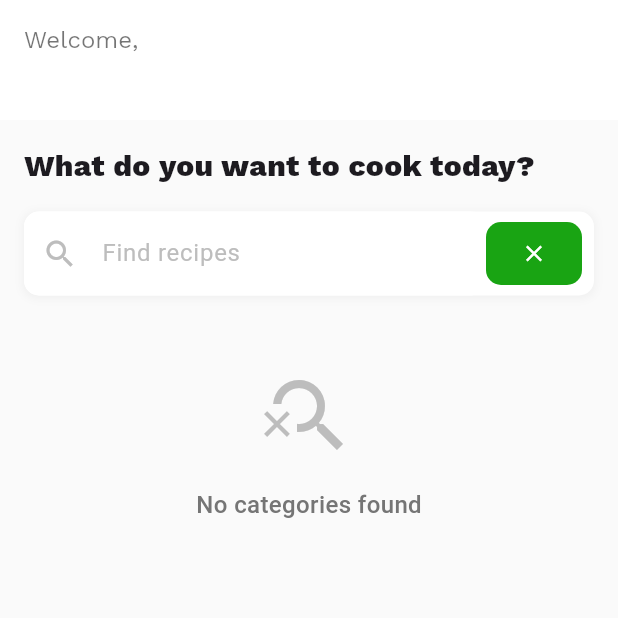
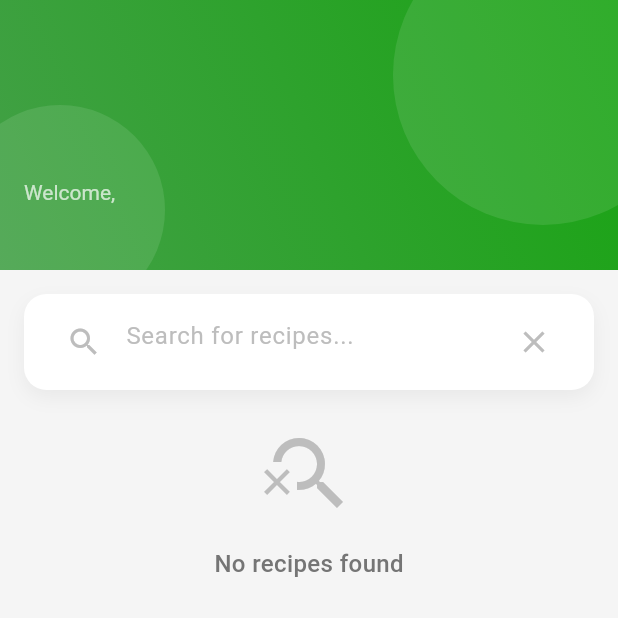
Before and after one commit to H9draIrawan/NutriChild, a Flutter app: the Homepage screen opened directly, on a phone screen of 412 x 824 dp, the top half of it. Run offline on Flutter 3.47's test engine with Material 3 defaults, Android fonts, the phone set to English and light mode, and no system bars; our stand-ins replace bloc, cloud_firestore, equatable, firebase_auth, firebase_core, fl_chart and 6 more; accounts and stored records are empty; network calls fail.

```diff
--- a/lib/model/Category.dart
+++ b/lib/model/Category.dart
@@ -2,14 +2,40 @@ class Category {
   final String idCategory;
   final String strCategory;
   final String strCategoryThumb;
+  final String categoryType;
 
-  Category({required this.idCategory, required this.strCategory, required this.strCategoryThumb});
+  Category({
+    required this.idCategory,
+    required this.strCategory,
+    required this.strCategoryThumb,
+    required this.categoryType,
+  });
 
   factory Category.fromJson(Map<String, dynamic> json) {
+    final category = json['strCategory'] as String;
+    final categoryType = _getCategoryType(category);
+
     return Category(
-      idCategory: json['idCategory'],
-      strCategory: json['strCategory'],
-      strCategoryThumb: json['strCategoryThumb'],
+      idCategory: json['idCategory'] ?? '',
+      strCategory: category,
+      strCategoryThumb: json['strCategoryThumb'] ?? '',
+      categoryType: categoryType,
     );
   }
+
+  static String _getCategoryType(String category) {
+    final mainDishes = [
+      'beef',
+      'chicken',
+      'lamb',
+      'pork',
+      'goat',
+      'seafood',
+      'pasta'
+    ];
+
+    return mainDishes.contains(category.toLowerCase())
+        ? 'Main Dishes'
+        : 'Other Dishes';
+  }
 }
--- a/lib/ui/Home/HomePage.dart
+++ b/lib/ui/Home/HomePage.dart
@@ -73,70 +73,116 @@ class _HomepageState extends State<Homepage> {
   @override
   Widget build(BuildContext context) {
     return Scaffold(
-      backgroundColor: Colors.grey[50],
-      appBar: AppBar(
-        elevation: 0,
+      backgroundColor: Colors.grey[100],
+      body: CustomScrollView(
+        slivers: [
+          SliverAppBar(
+            expandedHeight: 180.0,
+            toolbarHeight: 80.0,
+            floating: false,
+            pinned: true,
             automaticallyImplyLeading: false,
-        backgroundColor: Colors.white,
-        toolbarHeight: 80,
-        title: BlocConsumer<AuthBloc, AuthState>(
-          listener: (context, state) {},
-          builder: (context, state) {
-            return Row(
-              mainAxisAlignment: MainAxisAlignment.spaceBetween,
-              children: [
-                Column(
-                  crossAxisAlignment: CrossAxisAlignment.start,
-                  children: [
-                    const Text(
-                      "Welcome, ",
-                      style: TextStyle(
-                        fontFamily: 'WorkSans',
-                        fontSize: 16,
-                        color: Colors.black54,
+            backgroundColor: const Color(0xFF19A413),
+            flexibleSpace: FlexibleSpaceBar(
+              titlePadding:
+                  const EdgeInsets.only(left: 16, bottom: 20, right: 16),
+              expandedTitleScale: 1.0,
+              background: Container(
+                decoration: BoxDecoration(
+                  gradient: LinearGradient(
+                    begin: Alignment.topRight,
+                    end: Alignment.bottomLeft,
+                    colors: [
+                      const Color(0xFF19A413),
+                      Colors.green[600]!,
+                    ],
                   ),
                 ),
-                    Text(
-                      username ?? '',
-                      style: const TextStyle(
-                        fontFamily: 'WorkSans',
-                        fontSize: 22,
-                        fontWeight: FontWeight.bold,
-                        color: Colors.black,
+                child: Stack(
+                  children: [
+                    Positioned(
+                      right: -50,
+                      top: -50,
+                      child: Container(
+                        width: 200,
+                        height: 200,
+                        decoration: BoxDecoration(
+                          shape: BoxShape.circle,
+                          color: Colors.white.withOpacity(0.1),
+                        ),
+                      ),
+                    ),
+                    Positioned(
+                      left: -30,
+                      bottom: -30,
+                      child: Container(
+                        width: 140,
+                        height: 140,
+                        decoration: BoxDecoration(
+                          shape: BoxShape.circle,
+                          color: Colors.white.withOpacity(0.1),
+                        ),
                       ),
                     ),
                   ],
                 ),
+              ),
+              title: BlocConsumer<AuthBloc, AuthState>(
+                listener: (context, state) {},
+                builder: (context, state) {
+                  return Container(
+                    padding: const EdgeInsets.only(right: 16),
+                    child: Column(
+                      mainAxisSize: MainAxisSize.min,
+                      mainAxisAlignment: MainAxisAlignment.end,
+                      crossAxisAlignment: CrossAxisAlignment.start,
+                      children: [
+                        const Text(
+                          "Welcome,",
+                          style: TextStyle(
+                            fontSize: 14,
+                            color: Colors.white70,
+                            height: 1.1,
+                          ),
+                        ),
+                        const SizedBox(height: 4),
+                        Text(
+                          username ?? '',
+                          style: const TextStyle(
+                            fontSize: 18,
+                            fontWeight: FontWeight.bold,
+                            color: Colors.white,
+                            height: 1.1,
+                          ),
+                          maxLines: 1,
+                          overflow: TextOverflow.ellipsis,
+                        ),
                       ],
+                    ),
                   );
                 },
               ),
+              centerTitle: false,
             ),
-      body: SingleChildScrollView(
-        child: Padding(
-          padding: const EdgeInsets.all(16.0),
+          ),
+          SliverToBoxAdapter(
+            child: Container(
+              padding: const EdgeInsets.all(16),
               child: Column(
                 crossAxisAlignment: CrossAxisAlignment.start,
                 children: [
-              const Text(
-                "What do you want to cook today?",
-                style: TextStyle(
-                  fontFamily: 'WorkSans',
-                  fontSize: 20,
-                  fontWeight: FontWeight.bold,
-                ),
-              ),
-              const SizedBox(height: 16),
                   Container(
+                    margin: const EdgeInsets.only(bottom: 24),
+                    padding:
+                        const EdgeInsets.symmetric(horizontal: 16, vertical: 8),
                     decoration: BoxDecoration(
-                  borderRadius: BorderRadius.circular(10),
                       color: Colors.white,
+                      borderRadius: BorderRadius.circular(15),
                       boxShadow: [
                         BoxShadow(
-                      color: Colors.grey.withOpacity(0.1),
-                      spreadRadius: 1,
-                      blurRadius: 4,
-                      offset: const Offset(0, 1),
+                          color: Colors.black.withOpacity(0.05),
+                          blurRadius: 10,
+                          offset: const Offset(0, 5),
                         ),
                       ],
                     ),
@@ -147,7 +193,7 @@ class _HomepageState extends State<Homepage> {
                             controller: searchController,
                             onChanged: _filterCategories,
                             decoration: InputDecoration(
-                          hintText: "Find recipes",
+                              hintText: "Search for recipes...",
                               hintStyle: TextStyle(
                                 color: Colors.grey[400],
                                 fontSize: 16,
@@ -156,65 +202,23 @@ class _HomepageState extends State<Homepage> {
                                 Icons.search,
                                 color: Colors.grey[400],
                               ),
-                          border: OutlineInputBorder(
-                            borderRadius: BorderRadius.circular(10),
-                            borderSide: BorderSide.none,
-                          ),
-                          filled: true,
-                          fillColor: Colors.white,
+                              border: InputBorder.none,
                             ),
                           ),
                         ),
-                    Container(
-                      margin: const EdgeInsets.only(right: 8),
-                      child: ElevatedButton(
+                        IconButton(
                           onPressed: () {
-                          // Clear search
                             searchController.clear();
                             _filterCategories('');
                           },
-                        style: ElevatedButton.styleFrom(
-                          backgroundColor: const Color(0xFF19A413),
-                          padding: const EdgeInsets.all(12),
-                          shape: RoundedRectangleBorder(
-                            borderRadius: BorderRadius.circular(10),
-                          ),
-                          elevation: 0,
-                        ),
-                        child: const Icon(Icons.clear, color: Colors.white),
-                      ),
+                          icon: const Icon(Icons.clear),
+                          color: Colors.grey[400],
                         ),
                       ],
                     ),
                   ),
-              const SizedBox(height: 24),
-              LayoutBuilder(builder: (context, constraints) {
-                // Use 4 columns if width is larger than 800 (desktop)
-                final crossAxisCount = constraints.maxWidth > 800 ? 4 : 2;
-                // Adjust aspect ratio for desktop to maintain proportions
-                final childAspectRatio =
-                    constraints.maxWidth > 800 ? 0.95 : 0.85;
-
-                return GridView.count(
-                  shrinkWrap: true,
-                  physics: const NeverScrollableScrollPhysics(),
-                  crossAxisCount: crossAxisCount,
-                  mainAxisSpacing: 12,
-                  crossAxisSpacing: 12,
-                  childAspectRatio: childAspectRatio,
-                  padding: const EdgeInsets.symmetric(horizontal: 4),
-                  children: filteredCategories.map((category) {
-                    return CategoryButton(
-                      label: category.strCategory,
-                      imageUrl: category.strCategoryThumb,
-                    );
-                  }).toList(),
-                );
-              }),
                   if (filteredCategories.isEmpty)
                     Center(
-                  child: Padding(
-                    padding: const EdgeInsets.all(24.0),
                       child: Column(
                         children: [
                           Icon(
@@ -224,7 +228,7 @@ class _HomepageState extends State<Homepage> {
                           ),
                           const SizedBox(height: 16),
                           Text(
-                          "No categories found",
+                            "No recipes found",
                             style: TextStyle(
                               color: Colors.grey[600],
                               fontSize: 16,
@@ -233,13 +237,99 @@ class _HomepageState extends State<Homepage> {
                           ),
                         ],
                       ),
-                  ),
-                ),
-              const SizedBox(height: 24),
+                    )
+                  else ...[
+                    _buildCategorySection(
+                        'Main Dishes',
+                        filteredCategories
+                            .where((c) => c.categoryType == 'Main Dishes')
+                            .toList()),
+                    const SizedBox(height: 32),
+                    _buildCategorySection(
+                        'Other Dishes',
+                        filteredCategories
+                            .where((c) => c.categoryType == 'Other Dishes')
+                            .toList()),
+                  ],
                 ],
               ),
             ),
           ),
+        ],
+      ),
+    );
+  }
+
+  Widget _buildCategorySection(String title, List<Category> categories) {
+    if (categories.isEmpty) return const SizedBox.shrink();
+
+    return Column(
+      crossAxisAlignment: CrossAxisAlignment.start,
+      children: [
+        Container(
+          margin: const EdgeInsets.only(bottom: 16),
+          child: Row(
+            children: [
+              Container(
+                width: 4,
+                height: 24,
+                margin: const EdgeInsets.only(right: 8),
+                decoration: BoxDecoration(
+                  color: const Color(0xFF19A413),
+                  borderRadius: BorderRadius.circular(2),
+                ),
+              ),
+              Text(
+                title,
+                style: const TextStyle(
+                  fontSize: 20,
+                  fontWeight: FontWeight.bold,
+                  color: Color(0xFF2D3436),
+                ),
+              ),
+            ],
+          ),
+        ),
+        LayoutBuilder(builder: (context, constraints) {
+          // Use 3 columns for desktop, 2 for tablet, 1 for mobile
+          int crossAxisCount;
+          double childAspectRatio;
+
+          if (constraints.maxWidth > 1100) {
+            // Desktop
+            crossAxisCount = 3;
+            childAspectRatio = 1.2;
+          } else if (constraints.maxWidth > 600) {
+            // Tablet
+            crossAxisCount = 2;
+            childAspectRatio = 1.1;
+          } else {
+            // Mobile
+            crossAxisCount = 1;
+            childAspectRatio = 1.5;
+          }
+
+          return Container(
+            constraints: const BoxConstraints(
+              maxWidth: 1200, // Maximum width for content
+            ),
+            child: GridView.count(
+              shrinkWrap: true,
+              physics: const NeverScrollableScrollPhysics(),
+              crossAxisCount: crossAxisCount,
+              mainAxisSpacing: 20,
+              crossAxisSpacing: 20,
+              childAspectRatio: childAspectRatio,
+              children: categories.map((category) {
+                return CategoryButton(
+                  label: category.strCategory,
+                  imageUrl: category.strCategoryThumb,
+                );
+              }).toList(),
+            ),
+          );
+        }),
+      ],
     );
   }
 }
@@ -256,11 +346,21 @@ class CategoryButton extends StatelessWidget {
 
   @override
   Widget build(BuildContext context) {
-    return Card(
-      shape: RoundedRectangleBorder(
-        borderRadius: BorderRadius.circular(12),
+    return Container(
+      decoration: BoxDecoration(
+        borderRadius: BorderRadius.circular(15),
+        boxShadow: [
+          BoxShadow(
+            color: Colors.black.withOpacity(0.1),
+            blurRadius: 10,
+            offset: const Offset(0, 5),
           ),
-      elevation: 2,
+        ],
+      ),
+      child: Material(
+        color: Colors.white,
+        borderRadius: BorderRadius.circular(15),
+        clipBehavior: Clip.antiAlias,
         child: InkWell(
           onTap: () {
             Navigator.push(
@@ -274,57 +374,40 @@ class CategoryButton extends StatelessWidget {
             crossAxisAlignment: CrossAxisAlignment.stretch,
             children: [
               Expanded(
-              child: ClipRRect(
-                borderRadius:
-                    const BorderRadius.vertical(top: Radius.circular(12)),
-                child: Image.network(
-                  imageUrl,
+                flex: 3,
+                child: Container(
+                  decoration: BoxDecoration(
+                    image: DecorationImage(
+                      image: NetworkImage(imageUrl),
                       fit: BoxFit.cover,
-                  loadingBuilder: (context, child, loadingProgress) {
-                    if (loadingProgress == null) return child;
-                    return Center(
-                      child: CircularProgressIndicator(
-                        value: loadingProgress.expectedTotalBytes != null
-                            ? loadingProgress.cumulativeBytesLoaded /
-                                loadingProgress.expectedTotalBytes!
-                            : null,
-                      ),
-                    );
-                  },
-                  errorBuilder: (context, error, stackTrace) {
-                    return Container(
-                      color: Colors.grey[200],
-                      child: Icon(
-                        Icons.broken_image,
-                        color: Colors.grey[400],
-                        size: 48,
-                      ),
-                    );
-                  },
                     ),
                   ),
                 ),
-            Container(
+              ),
+              Expanded(
+                flex: 1,
+                child: Container(
                   padding: const EdgeInsets.all(12),
                   decoration: const BoxDecoration(
                     color: Colors.white,
-                borderRadius:
-                    BorderRadius.vertical(bottom: Radius.circular(12)),
                   ),
                   child: Text(
                     label,
                     style: const TextStyle(
                       fontSize: 16,
-                  fontWeight: FontWeight.w500,
+                      fontWeight: FontWeight.w600,
+                      color: Color(0xFF2D3436),
                     ),
                     textAlign: TextAlign.center,
-                maxLines: 2,
+                    maxLines: 1,
                     overflow: TextOverflow.ellipsis,
+                  ),
                 ),
               ),
             ],
           ),
         ),
+      ),
     );
   }
 }
```
Lines whose indentation alone changed are shown as unchanged.
